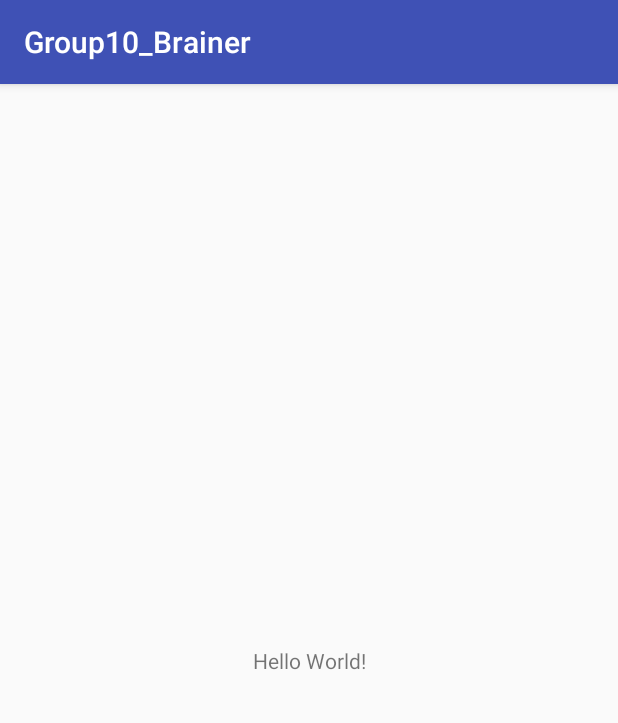
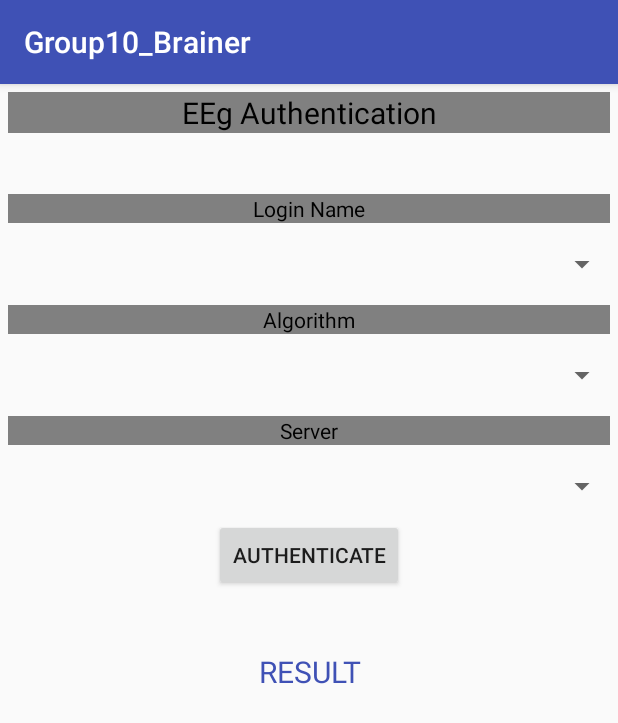
Before and after one commit to akshaymnair/MobileComputing, an Android app: the screen it shows after launch (MainActivity), on a phone screen of 412 x 824 dp. Shown: the top 723 px of the screen. Run offline under Robolectric (Android 15) with nearby library versions, the phone set to English and light mode, and no system bars.

Commit message:
Feat: Added Login page UI

```diff
--- a/Group10_Brainer/app/src/main/res/layout/activity_main.xml
+++ b/Group10_Brainer/app/src/main/res/layout/activity_main.xml
@@ -6,13 +6,132 @@
     android:layout_height="match_parent"
     tools:context=".MainActivity">
 
-    <TextView
-        android:layout_width="wrap_content"
+    <LinearLayout
+        android:layout_width="match_parent"
         android:layout_height="wrap_content"
-        android:text="Hello World!"
-        app:layout_constraintBottom_toBottomOf="parent"
-        app:layout_constraintLeft_toLeftOf="parent"
-        app:layout_constraintRight_toRightOf="parent"
-        app:layout_constraintTop_toTopOf="parent" />
+        android:gravity="center"
+        android:orientation="vertical"
+        android:padding="0dp">
+
+        <TextView
+            android:layout_width="match_parent"
+            android:layout_height="match_parent"
+            android:layout_margin="5dp"
+            android:background="@color/gray"
+            android:gravity="center"
+            android:text="EEg Authentication"
+            android:textColor="#000"
+            android:textSize="20sp" />
+
+        <Space
+            android:layout_width="1dp"
+            android:layout_height="30dp" />
+
+        <TextView
+            android:layout_width="match_parent"
+            android:layout_height="match_parent"
+            android:layout_margin="5dp"
+            android:background="@color/gray"
+            android:gravity="center"
+            android:text="Login Name"
+            android:textColor="@color/black" />
+
+        <Space
+            android:layout_width="1dp"
+            android:layout_height="10dp" />
+
+        <Spinner
+            android:id="@+id/name_spinner"
+            android:layout_width="match_parent"
+            android:layout_height="wrap_content" />
+
+        <Space
+            android:layout_width="1dp"
+            android:layout_height="10dp" />
+
+        <TextView
+            android:layout_width="match_parent"
+            android:layout_height="match_parent"
+            android:background="@color/gray"
+            android:layout_margin="5dp"
+            android:gravity="center"
+            android:text="Algorithm"
+            android:textColor="@color/black" />
+
+        <Space
+            android:layout_width="1dp"
+            android:layout_height="10dp" />
+
+        <Spinner
+            android:id="@+id/algorithm_spinner"
+            android:layout_width="match_parent"
+            android:layout_height="wrap_content" />
+
+        <Space
+            android:layout_width="1dp"
+            android:layout_height="10dp" />
+
+        <TextView
+            android:layout_width="match_parent"
+            android:layout_height="match_parent"
+            android:background="@color/gray"
+            android:layout_margin="5dp"
+            android:gravity="center"
+            android:text="Server"
+            android:textColor="@color/black" />
+
+        <Space
+            android:layout_width="1dp"
+            android:layout_height="10dp" />
+
+        <Spinner
+            android:id="@+id/server_type_spinner"
+            android:layout_width="match_parent"
+            android:layout_height="wrap_content" />
+
+        <Button
+            android:id="@+id/server_run_btn"
+            android:layout_width="wrap_content"
+            android:layout_height="wrap_content"
+            android:layout_marginTop="10dp"
+            android:text="AUTHENTICATE" />
+
+        <TextView
+            android:layout_width="match_parent"
+            android:layout_height="wrap_content"
+            android:layout_marginTop="40dp"
+            android:text="RESULT"
+            android:textAlignment="center"
+            android:textColor="@color/colorPrimary"
+            android:textSize="20sp" />
+
+        <TextView
+            android:id="@+id/authenticate_result"
+            android:layout_width="match_parent"
+            android:layout_height="wrap_content"
+            android:layout_marginTop="5dp"
+            android:textAlignment="center"
+            android:textColor="@color/colorPrimary"
+            android:textSize="20sp" />
+
+        <TextView
+            android:id="@+id/text1"
+            android:layout_width="match_parent"
+            android:layout_height="wrap_content"
+            android:layout_marginTop="5dp"
+            android:textAlignment="center"
+            android:textColor="@color/colorPrimary"
+            android:textSize="20sp" />
+
+        <TextView
+            android:id="@+id/text2"
+            android:layout_width="match_parent"
+            android:layout_height="wrap_content"
+            android:layout_marginTop="5dp"
+            android:textAlignment="center"
+            android:textColor="@color/colorPrimary"
+            android:textSize="20sp" />
+
+    </LinearLayout>
 
 </android.support.constraint.ConstraintLayout>
--- a/Group10_Brainer/app/src/main/res/values/colors.xml
+++ b/Group10_Brainer/app/src/main/res/values/colors.xml
@@ -3,4 +3,22 @@
     <color name="colorPrimary">#3F51B5</color>
     <color name="colorPrimaryDark">#303F9F</color>
     <color name="colorAccent">#FF4081</color>
+    <color name="opaque_red">#f00</color>
+    <color name="translucent_red">#80ff0000</color>
+    <color name="white">#FFFFFF</color>
+    <color name="yellow">#FFFF00</color>
+    <color name="fuchsia">#FF00FF</color>
+    <color name="red">#FF0000</color>
+    <color name="silver">#C0C0C0</color>
+    <color name="gray">#808080</color>
+    <color name="olive">#808000</color>
+    <color name="purple">#800080</color>
+    <color name="maroon">#800000</color>
+    <color name="aqua">#00FFFF</color>
+    <color name="lime">#00FF00</color>
+    <color name="teal">#008080</color>
+    <color name="green">#008000</color>
+    <color name="blue">#0000FF</color>
+    <color name="navy">#000080</color>
+    <color name="black">#000000</color>
 </resources>
```
